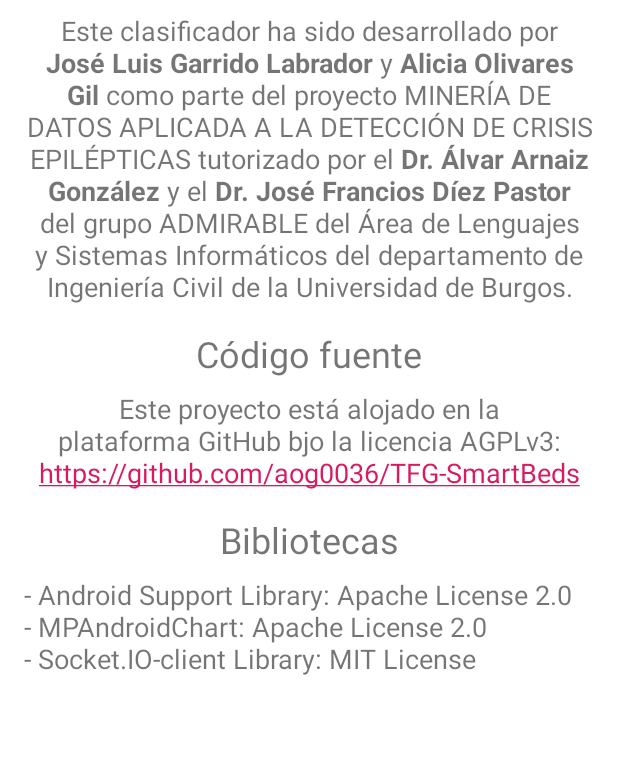
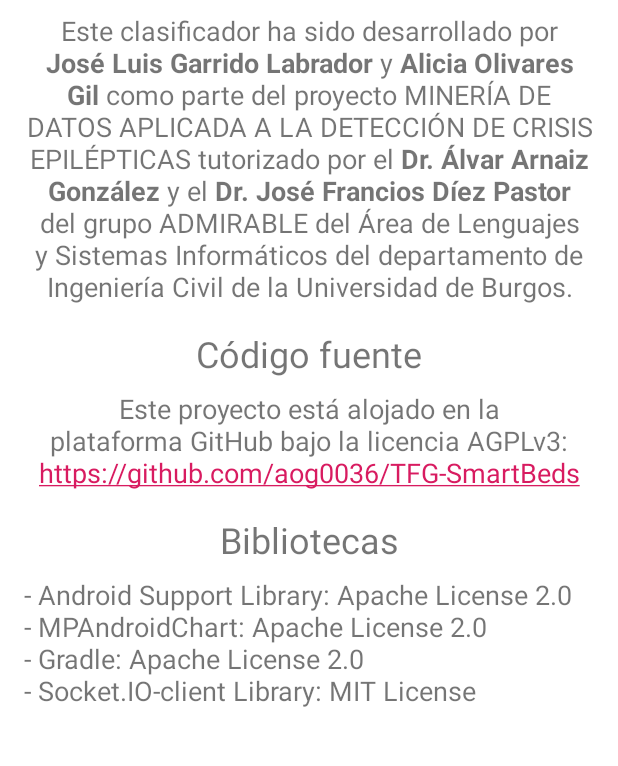
Before and after one commit to aliciaolivaresgil/TFG-SmartBeds, an Android app: the AboutActivity screen opened directly, with no data from a screen before it, on a phone screen of 412 x 824 dp, the part 344-1110 px from its top. Run offline under Robolectric (Android 15) with nearby library versions, the phone set to English and light mode, and no system bars; Roboto replaces fonts that are not available here.

Commit message:
Añadir referencias a las herramientas de test

```diff
--- a/android/app/build.gradle
+++ b/android/app/build.gradle
@@ -30,5 +30,4 @@ dependencies {
     implementation 'com.android.support:design:28.0.0'
     implementation 'com.github.PhilJay:MPAndroidChart:v3.1.0'
     androidTestImplementation 'com.android.support.test:rules:1.0.2'
-
 }
--- a/android/app/src/main/java/com/example/smartbeds/generalActivities/AboutActivity.java
+++ b/android/app/src/main/java/com/example/smartbeds/generalActivities/AboutActivity.java
@@ -29,8 +29,8 @@ public class AboutActivity extends AppCompatActivity {
         TextView text4 = findViewById(R.id.about_text4);
         text1.setText(Html.fromHtml("<b>"+"SmartBeds"+"</b>"+" es un detector automático de crisis epilépticas que emplea datos tomados mediante una matriz de sensores de presión instalados en un colchón. Esta aplicación Android permite gestionar los usuarios y las camas registradas y monitorizar el estado de los pacientes en tiempo real."));
         text2.setText(Html.fromHtml("Este clasificador ha sido desarrollado por "+"<b>"+"José Luis Garrido Labrador"+"</b>"+" y "+"<b>"+"Alicia Olivares Gil"+"</b>"+" como parte del proyecto MINERÍA DE DATOS APLICADA A LA DETECCIÓN DE CRISIS EPILÉPTICAS tutorizado por el "+"<b>"+"Dr. Álvar Arnaiz González"+"</b>"+" y el "+"<b>"+"Dr. José Francios Díez Pastor"+"</b>"+" del grupo ADMIRABLE del Área de Lenguajes y Sistemas Informáticos del departamento de Ingeniería Civil de la Universidad de Burgos."));
-        text3.setText("Este proyecto está alojado en la plataforma GitHub bjo la licencia AGPLv3: https://github.com/aog0036/TFG-SmartBeds");
-        text4.setText(Html.fromHtml("- Android Support Library: Apache License 2.0"+"<br>"+"- MPAndroidChart: Apache License 2.0"+"<br>"+"- Socket.IO-client Library: MIT License"));
+        text3.setText("Este proyecto está alojado en la plataforma GitHub bajo la licencia AGPLv3: https://github.com/aog0036/TFG-SmartBeds");
+        text4.setText(Html.fromHtml("- Android Support Library: Apache License 2.0"+"<br>"+"- MPAndroidChart: Apache License 2.0"+"<br>"+"- Gradle: Apache License 2.0"+"<br>"+"- Socket.IO-client Library: MIT License"));
     }
 
     /**
```
Also changed, not shown: 2 other files.
